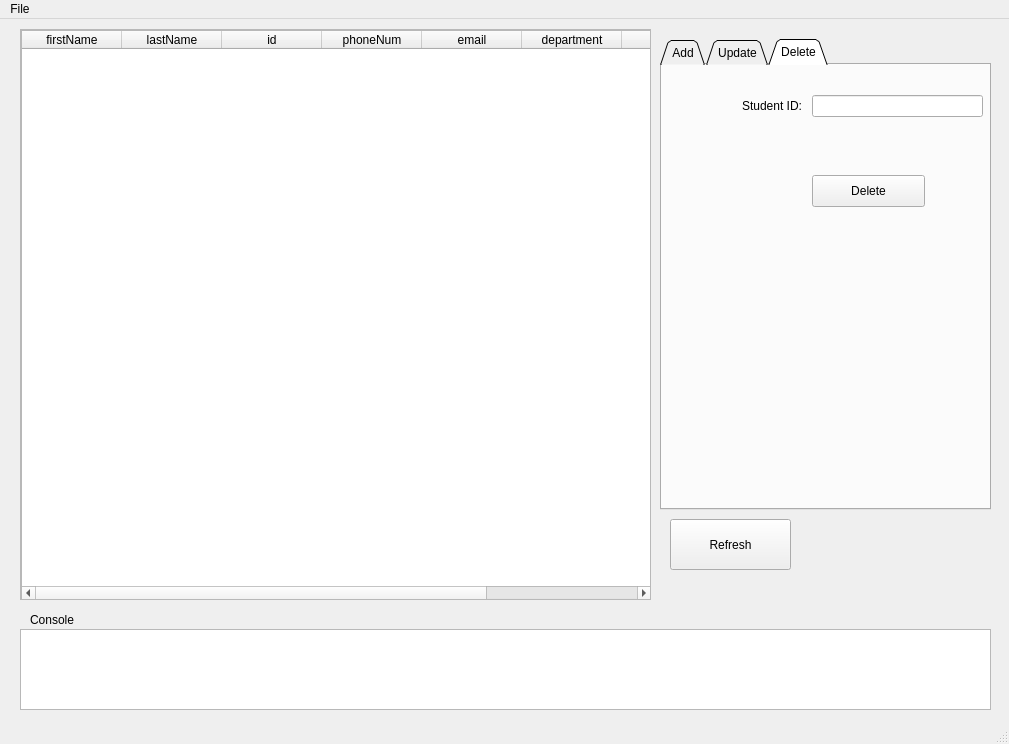
Old version of the form Ui_MainWindow.ui in the repository Farhan1232001/DatabaseManagementSystem.
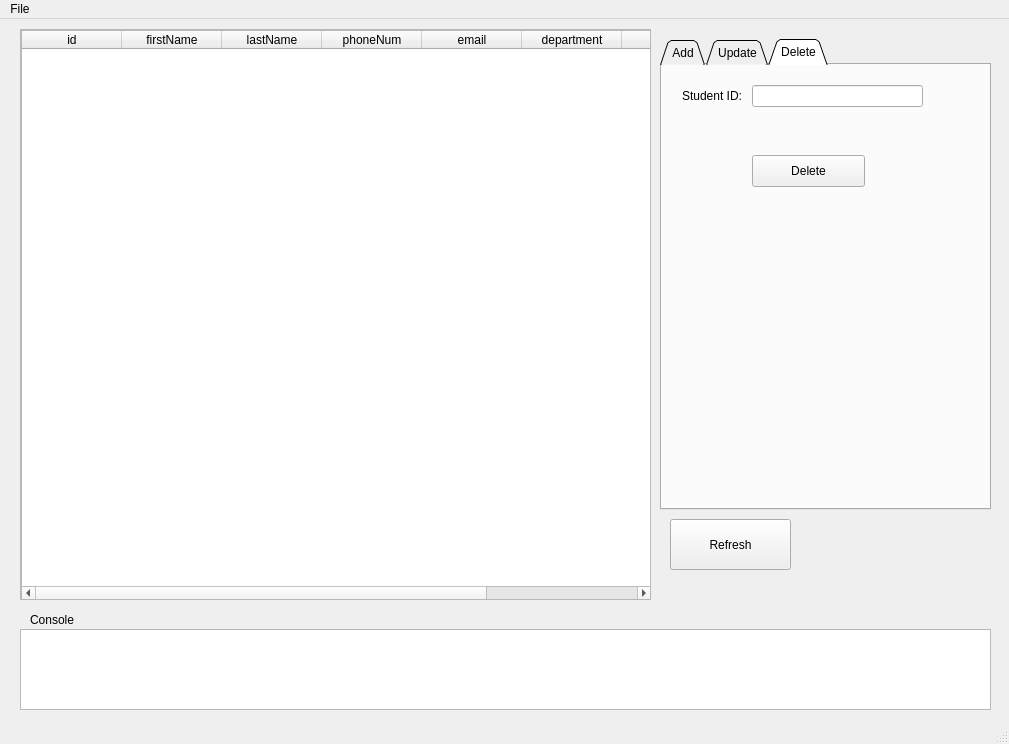
New version of the form. The open tabs and pages were chosen to show the change. Icons and pictures are not drawn.

What changed in the file:
```diff
--- a/Ui_MainWindow.ui
+++ b/Ui_MainWindow.ui
@@ -196,8 +196,8 @@
      <widget class="QWidget" name="formLayoutWidget_2">
       <property name="geometry">
        <rect>
-        <x>80</x>
-        <y>30</y>
+        <x>20</x>
+        <y>20</y>
         <width>241</width>
         <height>51</height>
        </rect>
@@ -218,8 +218,8 @@
      <widget class="QPushButton" name="deleteStudent_btn">
       <property name="geometry">
        <rect>
-        <x>150</x>
-        <y>110</y>
+        <x>90</x>
+        <y>90</y>
         <width>113</width>
         <height>32</height>
        </rect>
@@ -260,6 +260,11 @@
         <height>571</height>
        </rect>
       </property>
+      <column>
+       <property name="text">
+        <string>id</string>
+       </property>
+      </column>
       <column>
        <property name="text">
         <string>firstName</string>
@@ -270,11 +275,6 @@
         <string>lastName</string>
        </property>
       </column>
-      <column>
-       <property name="text">
-        <string>id</string>
-       </property>
-      </column>
       <column>
        <property name="text">
         <string>phoneNum</string>
```
Left out of the diff: 6 changed lines with no effect on the pictures.
